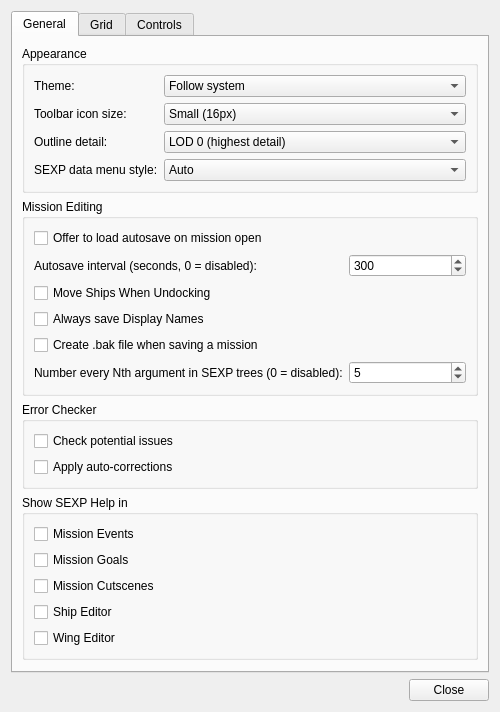
Qt form qtfred/ui/PreferencesDialog.ui (scp-fs2open/fs2open.github.com) before a commit.
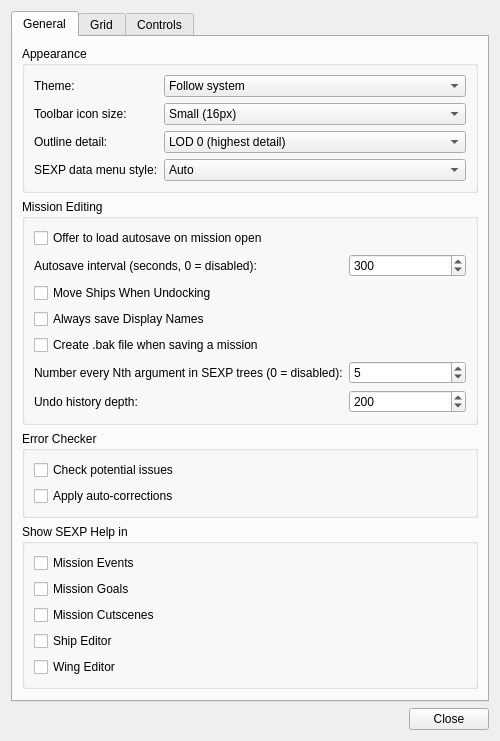
The same form after that commit.

Commit message: Qtfred full undo system. (#18)

The edit to the form file:
```diff
--- a/qtfred/ui/PreferencesDialog.ui
+++ b/qtfred/ui/PreferencesDialog.ui
@@ -254,6 +254,29 @@
             </property>
            </widget>
           </item>
+          <item row="6" column="0">
+           <widget class="QLabel" name="undoStackDepthLabel">
+            <property name="text">
+             <string>Undo history depth:</string>
+            </property>
+           </widget>
+          </item>
+          <item row="6" column="1">
+           <widget class="QSpinBox" name="undoStackDepth">
+            <property name="toolTip">
+             <string>Maximum number of edits kept in the undo history. Changes take effect the next time a mission is loaded.</string>
+            </property>
+            <property name="minimum">
+             <number>1</number>
+            </property>
+            <property name="maximum">
+             <number>499</number>
+            </property>
+            <property name="value">
+             <number>200</number>
+            </property>
+           </widget>
+          </item>
          </layout>
         </widget>
        </item>
```
The commit also changes 147 other files.
